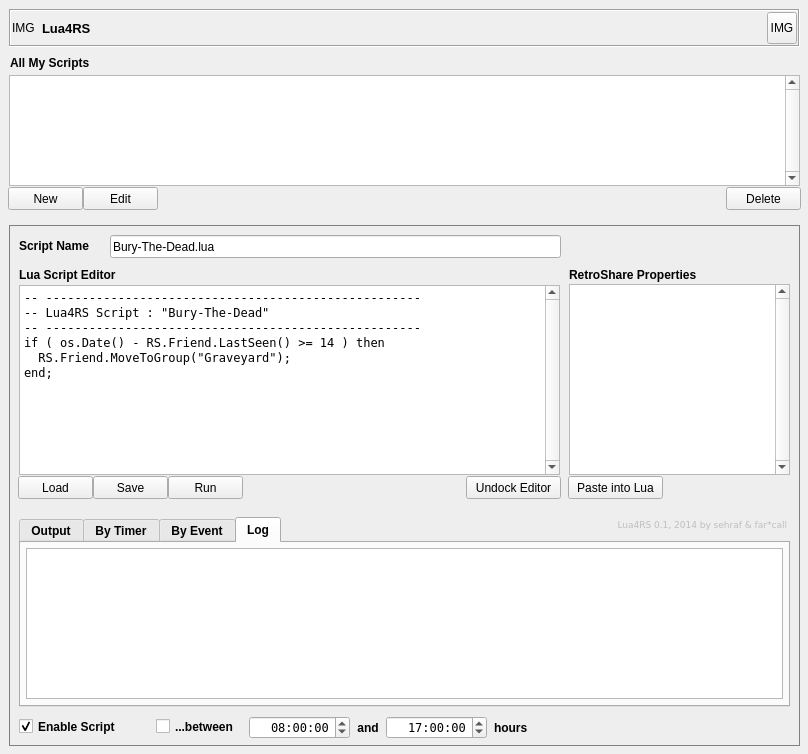
First picture: the form in Lua4RSWidget.ui, repository RetroShare/Lua4RS, before the edit.
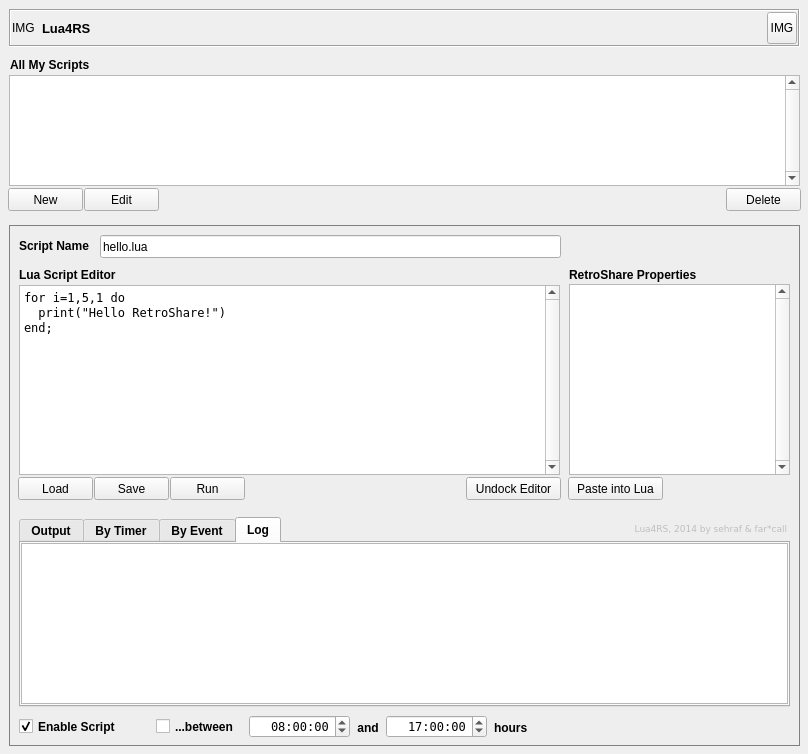
Second picture: the form after the edit.

Commit message: More GUI cosmetics. Changed lv_allscripts from QListView to QListWidget

Diff of the .ui file:
```diff
--- a/Lua4RSWidget.ui
+++ b/Lua4RSWidget.ui
@@ -63,7 +63,7 @@
    <property name="geometry">
     <rect>
      <x>8</x>
-     <y>187</y>
+     <y>188</y>
      <width>75</width>
      <height>23</height>
     </rect>
@@ -84,8 +84,8 @@
   <widget class="QPushButton" name="pb_editscript">
    <property name="geometry">
     <rect>
-     <x>83</x>
-     <y>187</y>
+     <x>84</x>
+     <y>188</y>
      <width>75</width>
      <height>23</height>
     </rect>
@@ -107,7 +107,7 @@
    <property name="geometry">
     <rect>
      <x>726</x>
-     <y>187</y>
+     <y>188</y>
      <width>75</width>
      <height>23</height>
     </rect>
@@ -131,7 +131,7 @@
      <x>10</x>
      <y>55</y>
      <width>81</width>
-     <height>16</height>
+     <height>20</height>
     </rect>
    </property>
    <property name="font">
@@ -472,10 +472,10 @@
      <widget class="QTextBrowser" name="tb_log">
       <property name="geometry">
        <rect>
-        <x>5</x>
-        <y>5</y>
-        <width>757</width>
-        <height>151</height>
+        <x>0</x>
+        <y>0</y>
+        <width>767</width>
+        <height>161</height>
        </rect>
       </property>
      </widget>
@@ -513,7 +513,7 @@
     <property name="geometry">
      <rect>
       <x>240</x>
-      <y>491</y>
+      <y>490</y>
       <width>101</width>
       <height>23</height>
      </rect>
@@ -572,7 +572,7 @@
     <property name="geometry">
      <rect>
       <x>377</x>
-      <y>491</y>
+      <y>490</y>
       <width>101</width>
       <height>23</height>
      </rect>
@@ -635,9 +635,9 @@
    <widget class="QLineEdit" name="le_scriptname">
     <property name="geometry">
      <rect>
-      <x>101</x>
+      <x>91</x>
       <y>10</y>
-      <width>451</width>
+      <width>461</width>
       <height>23</height>
      </rect>
     </property>
@@ -648,7 +648,7 @@
      </font>
     </property>
     <property name="text">
-     <string>Bury-The-Dead.lua</string>
+     <string>hello.lua</string>
     </property>
     <property name="maxLength">
      <number>80</number>
@@ -702,7 +702,7 @@
     <property name="geometry">
      <rect>
       <x>457</x>
-      <y>251</y>
+      <y>252</y>
       <width>95</width>
       <height>23</height>
      </rect>
@@ -718,7 +718,7 @@
     <property name="geometry">
      <rect>
       <x>9</x>
-      <y>251</y>
+      <y>252</y>
       <width>75</width>
       <height>23</height>
      </rect>
@@ -733,8 +733,8 @@
    <widget class="QPushButton" name="pb_save">
     <property name="geometry">
      <rect>
-      <x>84</x>
-      <y>251</y>
+      <x>85</x>
+      <y>252</y>
       <width>75</width>
       <height>23</height>
      </rect>
@@ -794,7 +794,7 @@
     <property name="geometry">
      <rect>
       <x>597</x>
-      <y>290</y>
+      <y>294</y>
       <width>181</width>
       <height>20</height>
      </rect>
@@ -808,7 +808,7 @@
      </font>
     </property>
     <property name="text">
-     <string>Lua4RS 0.1, 2014 by sehraf &amp; far*call</string>
+     <string>Lua4RS, 2014 by sehraf &amp; far*call</string>
     </property>
     <property name="alignment">
      <set>Qt::AlignRight|Qt::AlignTrailing|Qt::AlignVCenter</set>
@@ -817,8 +817,8 @@
    <widget class="QPushButton" name="pb_run">
     <property name="geometry">
      <rect>
-      <x>159</x>
-      <y>251</y>
+      <x>161</x>
+      <y>252</y>
       <width>75</width>
       <height>23</height>
      </rect>
@@ -849,11 +849,8 @@
      <enum>Qt::ScrollBarAlwaysOn</enum>
     </property>
     <property name="plainText">
-     <string>-- ----------------------------------------------------
--- Lua4RS Script : &quot;Bury-The-Dead&quot;
--- ----------------------------------------------------
-if ( os.Date() - RS.Friend.LastSeen() &gt;= 14 ) then
-  RS.Friend.MoveToGroup(&quot;Graveyard&quot;);
+     <string>for i=1,5,1 do
+  print(&quot;Hello RetroShare!&quot;)
 end;</string>
     </property>
     <property name="tabStopWidth">
@@ -864,7 +861,7 @@
     <property name="geometry">
      <rect>
       <x>559</x>
-      <y>251</y>
+      <y>252</y>
       <width>95</width>
       <height>23</height>
      </rect>
```
Left out of the diff: 8 changed lines with no effect on the pictures. The commit also changes 1 other file.
